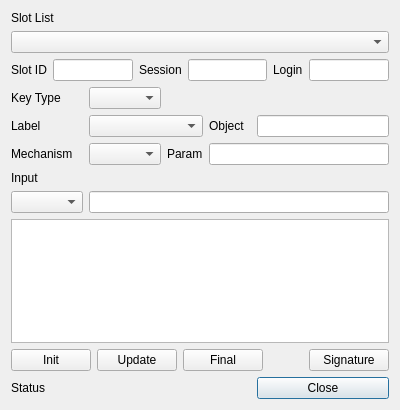
Above: HsmMan/sign_dlg.ui from jykim74/CryptokiMan before the change. Below: the same form after it.
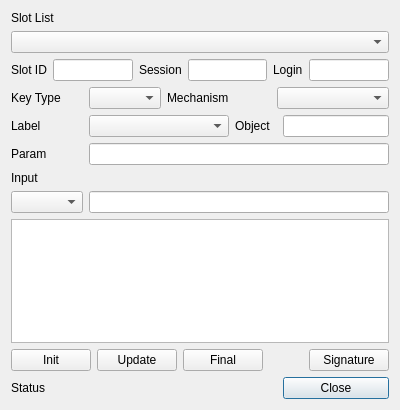
That is the form after the change.

Diff of the .ui file:
```diff
--- a/HsmMan/sign_dlg.ui
+++ b/HsmMan/sign_dlg.ui
@@ -14,9 +14,6 @@
    <string>Sign</string>
   </property>
   <layout class="QGridLayout" name="gridLayout">
-   <item row="6" column="1">
-    <widget class="QComboBox" name="mMechCombo"/>
-   </item>
    <item row="4" column="1" colspan="2">
     <widget class="QComboBox" name="mLabelCombo"/>
    </item>
@@ -78,26 +75,9 @@
      </property>
     </widget>
    </item>
-   <item row="6" column="2">
-    <widget class="QLabel" name="label_7">
-     <property name="text">
-      <string>Param</string>
-     </property>
-    </widget>
-   </item>
-   <item row="6" column="0">
-    <widget class="QLabel" name="label_4">
-     <property name="text">
-      <string>Mechanism</string>
-     </property>
-    </widget>
-   </item>
    <item row="3" column="1">
     <widget class="QComboBox" name="mKeyTypeCombo"/>
    </item>
-   <item row="6" column="3" colspan="3">
-    <widget class="QLineEdit" name="mParamText"/>
-   </item>
    <item row="10" column="0" colspan="6">
     <layout class="QHBoxLayout" name="horizontalLayout_2">
      <property name="bottomMargin">
@@ -189,6 +169,26 @@
    <item row="8" column="1" colspan="5">
     <widget class="QLineEdit" name="mInputText"/>
    </item>
+   <item row="3" column="2">
+    <widget class="QLabel" name="label_4">
+     <property name="text">
+      <string>Mechanism</string>
+     </property>
+    </widget>
+   </item>
+   <item row="3" column="4" colspan="2">
+    <widget class="QComboBox" name="mMechCombo"/>
+   </item>
+   <item row="6" column="0">
+    <widget class="QLabel" name="label_7">
+     <property name="text">
+      <string>Param</string>
+     </property>
+    </widget>
+   </item>
+   <item row="6" column="1" colspan="5">
+    <widget class="QLineEdit" name="mParamText"/>
+   </item>
   </layout>
  </widget>
  <resources/>
```
